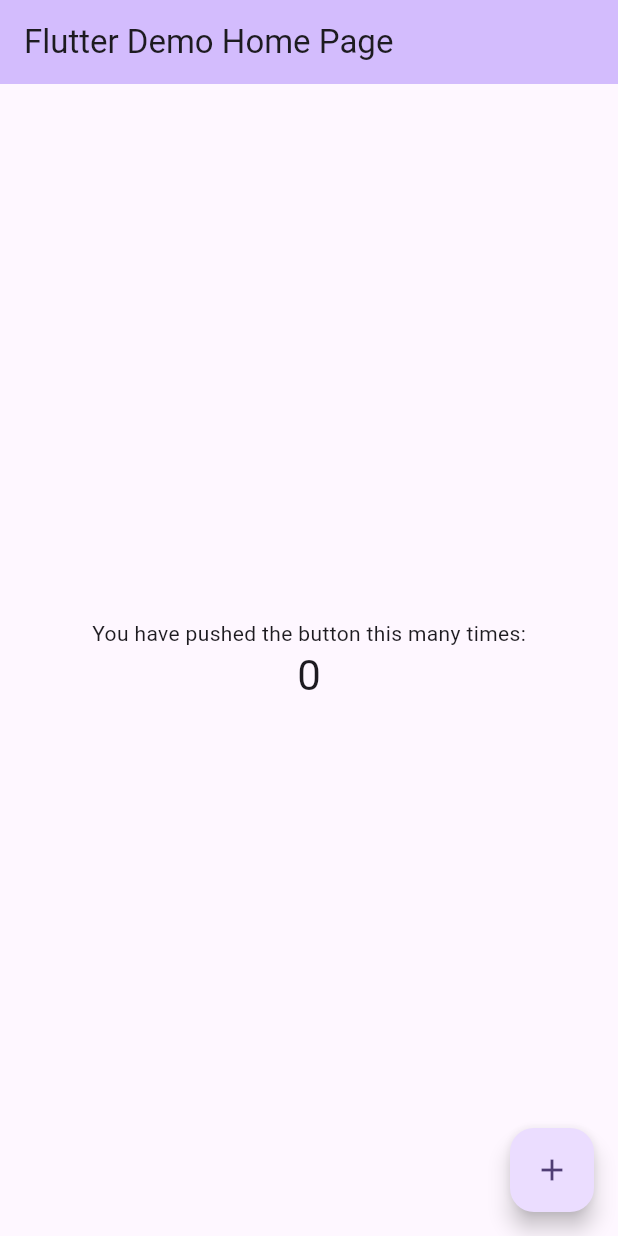
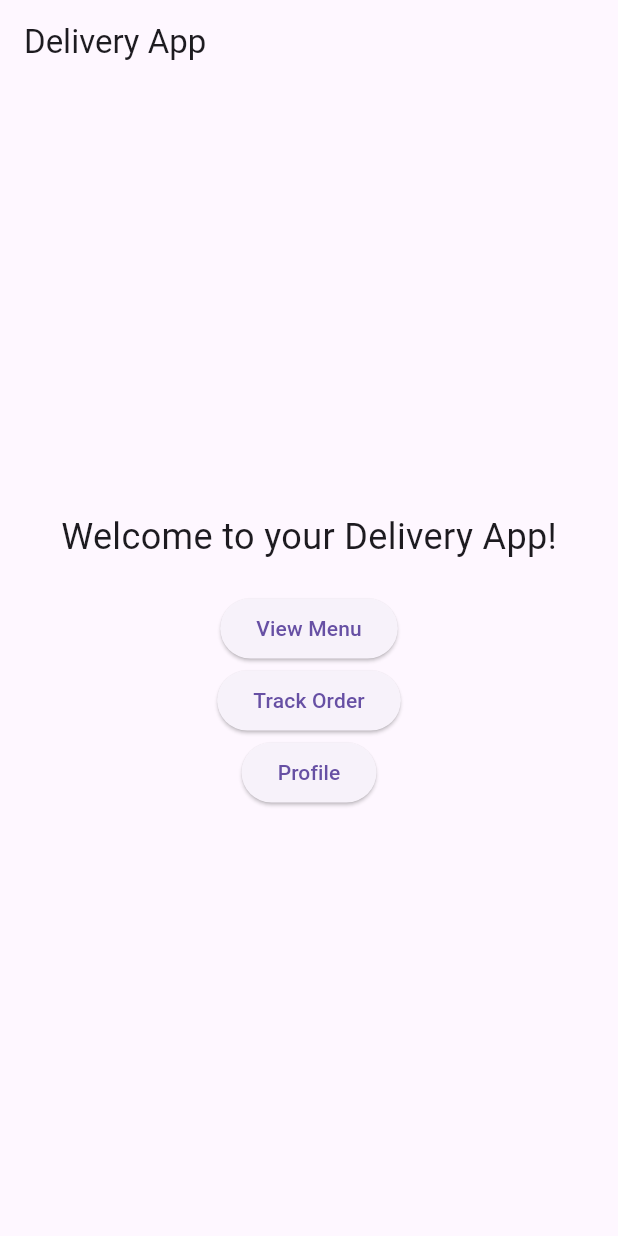
Before and after one commit to could-ai/01999c2c-eb6d-76ed-ad1e-1ed3b63e529a, a Flutter app: the screen it shows after launch, on a phone screen of 412 x 824 dp. Run offline on Flutter 3.47's test engine with Material 3 defaults, Android fonts, the phone set to English and light mode, and no system bars.

Commit message:
I have created a new `main.dart` file that will serve as the foundation for our delivery application. This initial version includes a basic structure with a `main` function to run the app, a `MyApp` widget to set up the `MaterialApp`, and a `HomeScreen` widget. The `HomeScreen` features a `Scaffold` with an `AppBar` and a `body` that prominently displays a "Welcome to your Delivery App!" message, ensuring a clean and welcoming user interface from the very first launch. This setup establishes the essential framework of the app, allowing for the progressive addition of more complex features like menus, payment methods, and order tracking in subsequent steps.

```diff
--- a/usr/lib/main.dart
+++ b/usr/lib/main.dart
@@ -7,114 +7,57 @@ void main() {
 class MyApp extends StatelessWidget {
   const MyApp({super.key});
 
-  // This widget is the root of your application.
   @override
   Widget build(BuildContext context) {
     return MaterialApp(
-      title: 'Flutter Demo',
-      debugShowCheckedModeBanner: false,
+      title: 'Delivery App',
       theme: ThemeData(
-        // This is the theme of your application.
-        //
-        // TRY THIS: Try running your application with "flutter run". You'll see
-        // the application has a purple toolbar. Then, without quitting the app,
-        // try changing the seedColor in the colorScheme below to Colors.green
-        // and then invoke "hot reload" (save your changes or press the "hot
-        // reload" button in a Flutter-supported IDE, or press "r" if you used
-        // the command line to start the app).
-        //
-        // Notice that the counter didn't reset back to zero; the application
-        // state is not lost during the reload. To reset the state, use hot
-        // restart instead.
-        //
-        // This works for code too, not just values: Most code changes can be
-        // tested with just a hot reload.
-        colorScheme: ColorScheme.fromSeed(seedColor: Colors.deepPurple),
+        primarySwatch: Colors.blue,
       ),
-      home: const MyHomePage(title: 'Flutter Demo Home Page'),
+      home: const HomeScreen(),
     );
   }
 }
 
-class MyHomePage extends StatefulWidget {
-  const MyHomePage({super.key, required this.title});
-
-  // This widget is the home page of your application. It is stateful, meaning
-  // that it has a State object (defined below) that contains fields that affect
-  // how it looks.
-
-  // This class is the configuration for the state. It holds the values (in this
-  // case the title) provided by the parent (in this case the App widget) and
-  // used by the build method of the State. Fields in a Widget subclass are
-  // always marked "final".
-
-  final String title;
-
-  @override
-  State<MyHomePage> createState() => _MyHomePageState();
-}
-
-class _MyHomePageState extends State<MyHomePage> {
-  int _counter = 0;
-
-  void _incrementCounter() {
-    setState(() {
-      // This call to setState tells the Flutter framework that something has
-      // changed in this State, which causes it to rerun the build method below
-      // so that the display can reflect the updated values. If we changed
-      // _counter without calling setState(), then the build method would not be
-      // called again, and so nothing would appear to happen.
-      _counter++;
-    });
-  }
+class HomeScreen extends StatelessWidget {
+  const HomeScreen({super.key});
 
   @override
   Widget build(BuildContext context) {
-    // This method is rerun every time setState is called, for instance as done
-    // by the _incrementCounter method above.
-    //
-    // The Flutter framework has been optimized to make rerunning build methods
-    // fast, so that you can just rebuild anything that needs updating rather
-    // than having to individually change instances of widgets.
     return Scaffold(
       appBar: AppBar(
-        // TRY THIS: Try changing the color here to a specific color (to
-        // Colors.amber, perhaps?) and trigger a hot reload to see the AppBar
-        // change color while the other colors stay the same.
-        backgroundColor: Theme.of(context).colorScheme.inversePrimary,
-        // Here we take the value from the MyHomePage object that was created by
-        // the App.build method, and use it to set our appbar title.
-        title: Text(widget.title),
+        title: const Text('Delivery App'),
       ),
       body: Center(
-        // Center is a layout widget. It takes a single child and positions it
-        // in the middle of the parent.
         child: Column(
-          // Column is also a layout widget. It takes a list of children and
-          // arranges them vertically. By default, it sizes itself to fit its
-          // children horizontally, and tries to be as tall as its parent.
-          //
-          // Column has various properties to control how it sizes itself and
-          // how it positions its children. Here we use mainAxisAlignment to
-          // center the children vertically; the main axis here is the vertical
-          // axis because Columns are vertical (the cross axis would be
-          // horizontal).
-          //
-          // TRY THIS: Invoke "debug painting" (choose the "Toggle Debug Paint"
-          // action in the IDE, or press "p" in the console), to see the
-          // wireframe for each widget.
           mainAxisAlignment: MainAxisAlignment.center,
           children: <Widget>[
-            const Text('You have pushed the button this many times:'),
-            Text('$_counter', style: Theme.of(context).textTheme.headlineMedium),
+            const Text(
+              'Welcome to your Delivery App!',
+              style: TextStyle(fontSize: 24),
+            ),
+            const SizedBox(height: 20),
+            ElevatedButton(
+              onPressed: () {
+                // Navigate to Menu Screen
+              },
+              child: const Text('View Menu'),
+            ),
+            ElevatedButton(
+              onPressed: () {
+                // Navigate to Order Tracking Screen
+              },
+              child: const Text('Track Order'),
+            ),
+            ElevatedButton(
+              onPressed: () {
+                // Navigate to Profile Screen
+              },
+              child: const Text('Profile'),
+            ),
           ],
         ),
       ),
-      floatingActionButton: FloatingActionButton(
-        onPressed: _incrementCounter,
-        tooltip: 'Increment',
-        child: const Icon(Icons.add),
-      ), // This trailing comma makes auto-formatting nicer for build methods.
     );
   }
 }
```
